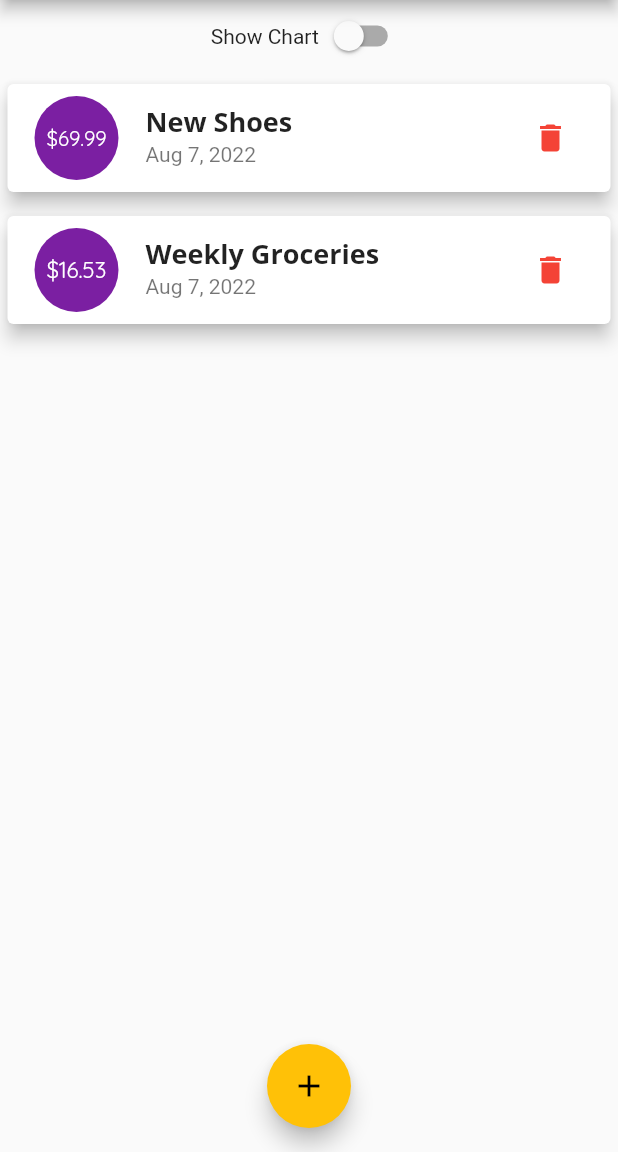
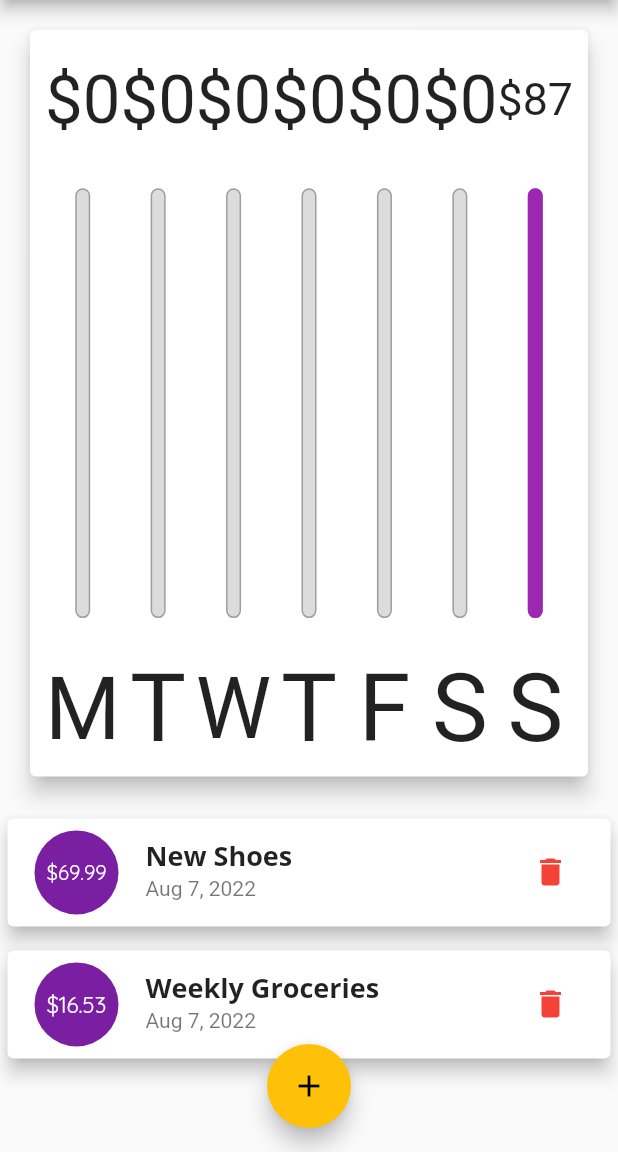
Before and after one commit to manoj1995madushanka/flutter_expense_tracker, a Flutter app: the screen it shows after launch, on a phone screen of 412 x 824 dp, the part 84-1236 px from its top. Run offline on Flutter 3.47's test engine with Material 2 defaults, Android fonts, the phone set to English and light mode, and no system bars.

Commit message:
show content conditionaly

```diff
--- a/lib/main.dart
+++ b/lib/main.dart
@@ -123,7 +123,8 @@ class _MyHomePageState extends State<MyHomePage> {
 
   @override
   Widget build(BuildContext context) {
-
+    final isLandScape =
+        MediaQuery.of(context).orientation == Orientation.landscape;
 
     final appBar = AppBar(
       centerTitle: true,
@@ -138,6 +139,15 @@ class _MyHomePageState extends State<MyHomePage> {
         ),
       ],
     );
+
+    final txListWidget = Container(
+      height: (MediaQuery.of(context).size.height -
+              appBar.preferredSize.height -
+              MediaQuery.of(context).padding.top) *
+          0.7,
+      child: TransactionList(_userTransaction, _deleteTransaction),
+    );
+
     return Scaffold(
       appBar: appBar,
       // singleChildScrollView add scroll functionality to column
@@ -154,6 +164,7 @@ class _MyHomePageState extends State<MyHomePage> {
                 elevation: 5,
               ),
             ),*/
+            if (isLandScape)
               Row(
                 mainAxisAlignment: MainAxisAlignment.center,
                 children: [
@@ -168,8 +179,17 @@ class _MyHomePageState extends State<MyHomePage> {
                   ),
                 ],
               ),
-
+            if (!isLandScape)
+              Container(
+                height: (MediaQuery.of(context).size.height -
+                        appBar.preferredSize.height -
+                        MediaQuery.of(context).padding.top) *
+                    0.7,
+                child: Chart(_recentTransactions),
+              ),
+            if (!isLandScape) txListWidget,
             // MediaQuery.of(context).padding.top) : this is notification bar height
+            if (isLandScape)
               _showChart
                   ? Container(
                       height: (MediaQuery.of(context).size.height -
@@ -178,14 +198,7 @@ class _MyHomePageState extends State<MyHomePage> {
                           0.7,
                       child: Chart(_recentTransactions),
                     )
-                : Container(
-                    height: (MediaQuery.of(context).size.height -
-                            appBar.preferredSize.height -
-                            MediaQuery.of(context).padding.top) *
-                        0.7,
-                    child:
-                        TransactionList(_userTransaction, _deleteTransaction),
-                  ),
+                  : txListWidget,
           ],
         ),
       ),
```
Lines whose indentation alone changed are shown as unchanged.
